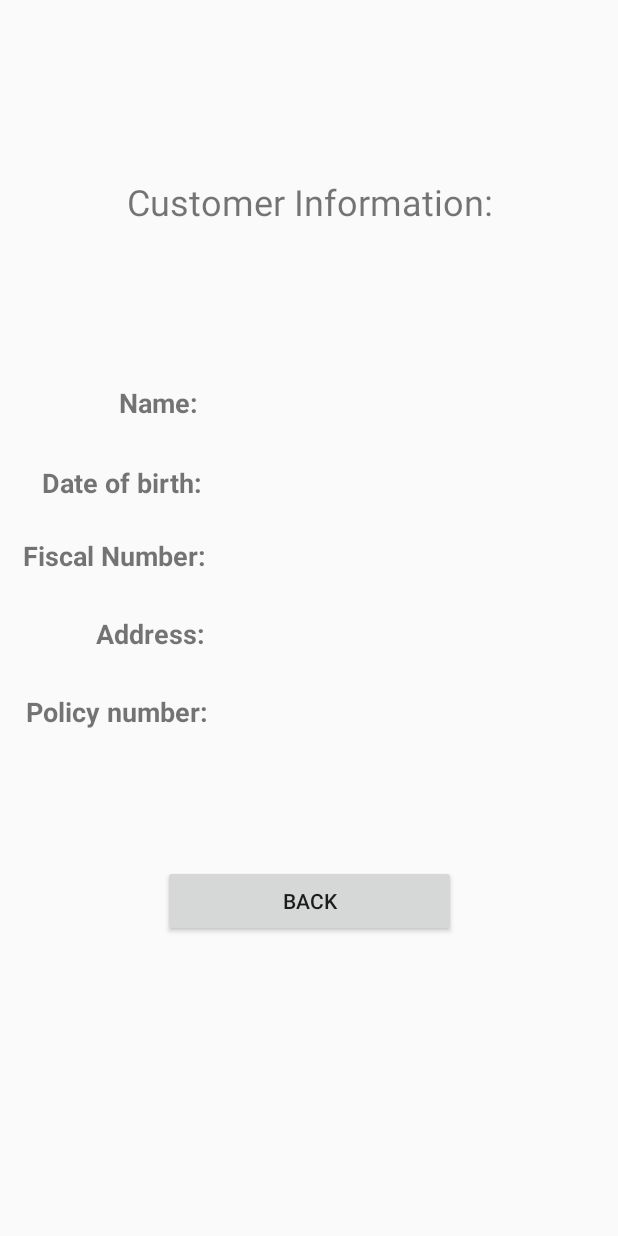
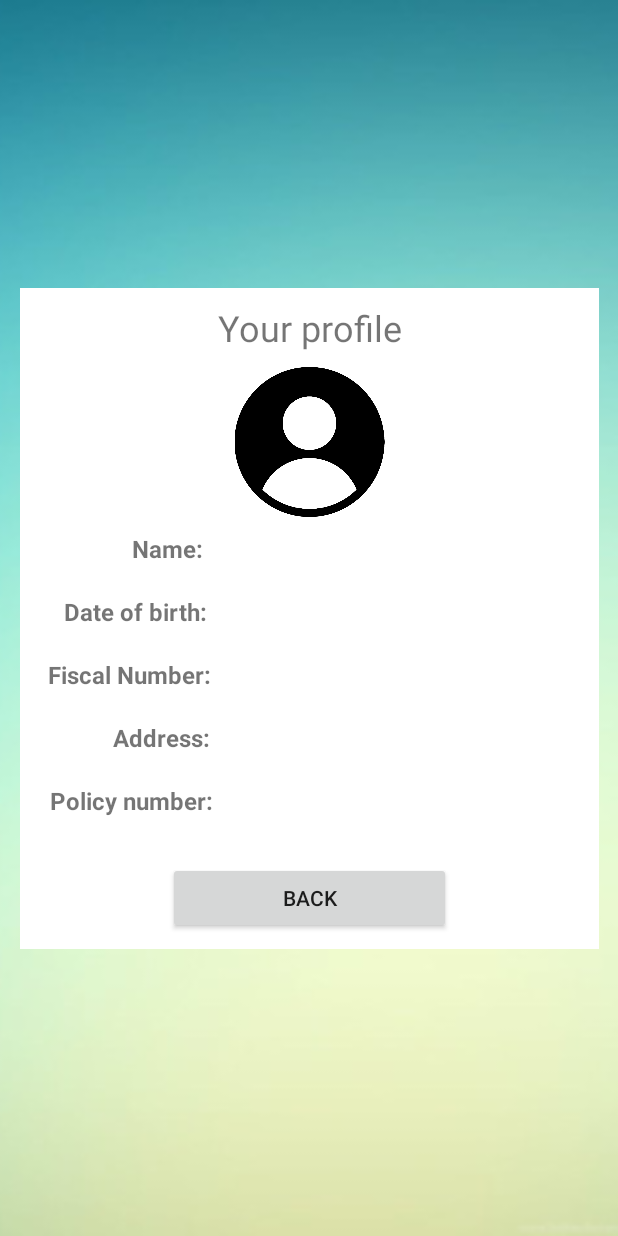
Before and after one commit to andrerosantos/InSureApp, an Android app: the CustomerInformationActivity screen opened directly, with no data from a screen before it, on a phone screen of 412 x 824 dp. Run offline under Robolectric (Android 15) with nearby library versions, the phone set to English and light mode, and no system bars; libraries missing offline, so code that uses them is left out: org.ksoap2, org.ksoap2.serialization, org.ksoap2.transport; 8 statements that could not run were skipped.

Commit message:
everything working - styling done!

```diff
--- a/app/src/main/res/layout/activity_customer_information.xml
+++ b/app/src/main/res/layout/activity_customer_information.xml
@@ -2,22 +2,48 @@
 <androidx.constraintlayout.widget.ConstraintLayout xmlns:android="http://schemas.android.com/apk/res/android"
     xmlns:app="http://schemas.android.com/apk/res-auto"
     xmlns:tools="http://schemas.android.com/tools"
+    android:id="@+id/constraint_customer_info"
     android:layout_width="match_parent"
     android:layout_height="match_parent"
     tools:context="pt.ulisboa.tecnico.sise.autoinsure.app.activities.CustomerInformationActivity">
 
+    <ImageView
+        android:id="@+id/background"
+        android:layout_width="0dp"
+        android:layout_height="0dp"
+        android:background="@android:color/background_light"
+        android:contentDescription="@string/background"
+        android:scaleType="centerCrop"
+        app:layout_constraintBottom_toBottomOf="@+id/constraint_customer_info"
+        app:layout_constraintEnd_toEndOf="parent"
+        app:layout_constraintStart_toStartOf="parent"
+        app:layout_constraintTop_toTopOf="parent"
+        app:srcCompat="@mipmap/welcome1" />
+
+    <ImageView
+        android:id="@+id/imageView3"
+        android:layout_height="0dp"
+        android:layout_width="0dp"
+        android:layout_marginStart="0dp"
+        android:layout_marginTop="0dp"
+        android:layout_marginEnd="0dp"
+        android:layout_marginBottom="0dp"
+        app:layout_constraintBottom_toBottomOf="@+id/layout_customer_info"
+        app:layout_constraintEnd_toEndOf="@+id/layout_customer_info"
+        app:layout_constraintStart_toStartOf="@+id/layout_customer_info"
+        app:layout_constraintTop_toTopOf="@+id/layout_customer_info"
+        app:srcCompat="@android:color/white" />
+
     <LinearLayout
+        android:id="@+id/layout_customer_info"
         android:layout_width="386dp"
-        android:layout_height="707dp"
+        android:layout_height="wrap_content"
         android:orientation="vertical"
+        android:padding="10dp"
         app:layout_constraintBottom_toBottomOf="parent"
         app:layout_constraintEnd_toEndOf="parent"
         app:layout_constraintStart_toStartOf="parent"
         app:layout_constraintTop_toTopOf="parent">
-
-        <Space
-            android:layout_width="match_parent"
-            android:layout_height="59dp" />
 
         <TextView
             android:id="@+id/textView16"
@@ -29,7 +55,7 @@
 
         <Space
             android:layout_width="match_parent"
-            android:layout_height="49dp" />
+            android:layout_height="10dp" />
 
         <LinearLayout
             android:layout_width="match_parent"
@@ -37,15 +63,15 @@
             android:orientation="vertical">
 
             <ImageView
-                android:id="@+id/imageView4"
+                android:id="@+id/imageView7"
                 android:layout_width="match_parent"
-                android:layout_height="wrap_content"
-                tools:srcCompat="@tools:sample/avatars"
-                android:contentDescription="TODO" />
+                android:layout_height="100dp"
+                android:contentDescription="user"
+                app:srcCompat="@mipmap/userpng" />
 
             <Space
                 android:layout_width="match_parent"
-                android:layout_height="56dp" />
+                android:layout_height="10dp" />
         </LinearLayout>
 
         <LinearLayout
@@ -60,7 +86,7 @@
                 android:layout_weight="1"
                 android:text="@string/person_name"
                 android:textAlignment="viewEnd"
-                android:textSize="18sp"
+                android:textSize="16sp"
                 android:textStyle="bold" />
 
             <Space
@@ -79,7 +105,7 @@
 
         <Space
             android:layout_width="match_parent"
-            android:layout_height="31dp" />
+            android:layout_height="20dp" />
 
         <LinearLayout
             android:layout_width="match_parent"
@@ -93,7 +119,7 @@
                 android:layout_weight="1"
                 android:text="@string/date_of_birth"
                 android:textAlignment="viewEnd"
-                android:textSize="18sp"
+                android:textSize="16sp"
                 android:textStyle="bold" />
 
             <Space
@@ -112,7 +138,7 @@
 
         <Space
             android:layout_width="match_parent"
-            android:layout_height="24dp" />
+            android:layout_height="20dp" />
 
         <LinearLayout
             android:layout_width="match_parent"
@@ -126,7 +152,7 @@
                 android:layout_weight="1"
                 android:text="@string/fiscal_number"
                 android:textAlignment="viewEnd"
-                android:textSize="18sp"
+                android:textSize="16sp"
                 android:textStyle="bold" />
 
             <Space
@@ -144,7 +170,7 @@
 
         <Space
             android:layout_width="match_parent"
-            android:layout_height="27dp" />
+            android:layout_height="20dp" />
 
         <LinearLayout
             android:layout_width="match_parent"
@@ -157,7 +183,7 @@
                 android:layout_weight="1"
                 android:text="@string/address"
                 android:textAlignment="viewEnd"
-                android:textSize="18sp"
+                android:textSize="16sp"
                 android:textStyle="bold" />
 
             <Space
@@ -175,7 +201,7 @@
 
         <Space
             android:layout_width="match_parent"
-            android:layout_height="27dp" />
+            android:layout_height="20dp" />
 
         <LinearLayout
             android:layout_width="match_parent"
@@ -189,7 +215,7 @@
                 android:layout_weight="1"
                 android:text="@string/insurance_polic_number"
                 android:textAlignment="viewEnd"
-                android:textSize="18sp"
+                android:textSize="16sp"
                 android:textStyle="bold" />
 
             <Space
@@ -207,7 +233,7 @@
 
         <Space
             android:layout_width="match_parent"
-            android:layout_height="90dp" />
+            android:layout_height="30dp" />
 
         <LinearLayout
             android:layout_width="match_parent"
--- a/app/src/main/res/values/strings.xml
+++ b/app/src/main/res/values/strings.xml
@@ -27,7 +27,7 @@
     <string name="description">Description: </string>
     <string name="claim_status">Status: </string>
     <!--Activity Claim Information -->
-    <string name="customer_information">Customer Information: </string>
+    <string name="customer_information">Your profile</string>
     <string name="submission_date">Submission date: </string>
     <!--Activity New Claim -->
     <string name="new_insurance_claim">New Claim</string>
```
Also changed, not shown: app/src/main/res/layout/activity_claim_information.xml (+36 -10 lines), app/src/main/res/layout/activity_list_claim.xml (+42 -8 lines), app/src/main/res/mipmap-xxxhdpi/userpng.png (added).
